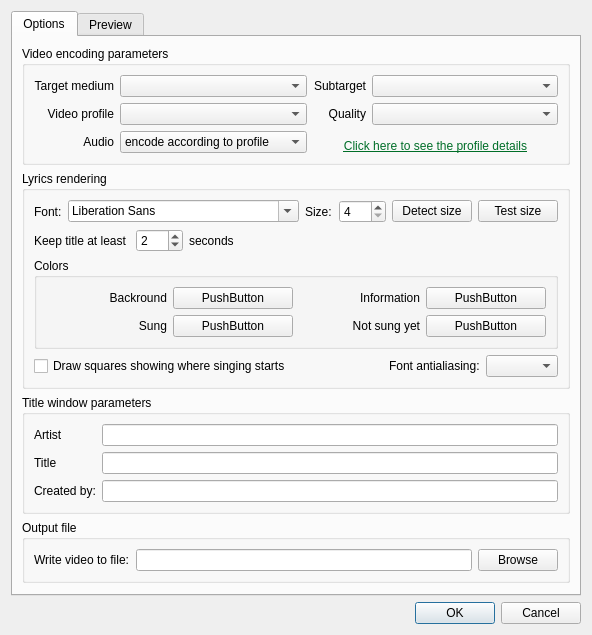
Above: src/dialog_export_params.ui from gyunaev/karlyriceditor before the change. Below: the same form after it.
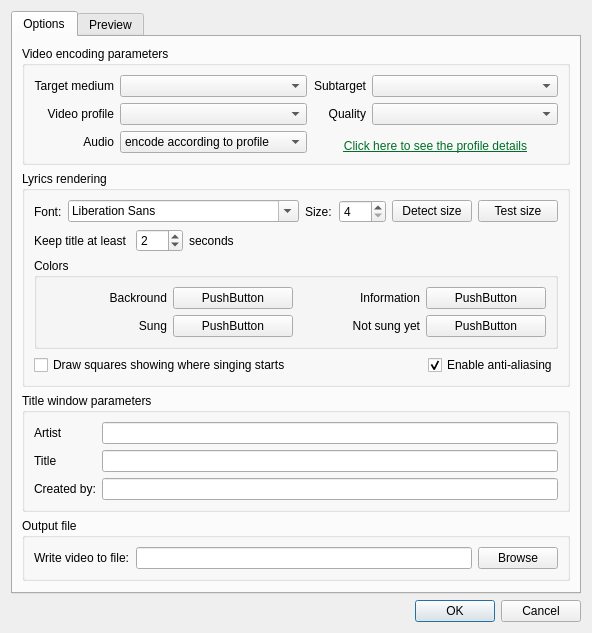
That is the form after the change. Custom widgets are drawn as their Qt base class.

Commit message: Fixed antialiased CD+G export, new colors would be added into the color tab until it is full.

```diff
--- a/src/dialog_export_params.ui
+++ b/src/dialog_export_params.ui
@@ -7,7 +7,7 @@
     <x>0</x>
     <y>0</y>
     <width>592</width>
-    <height>581</height>
+    <height>583</height>
    </rect>
   </property>
   <property name="windowTitle">
@@ -366,15 +366,15 @@
              </spacer>
             </item>
             <item>
-             <widget class="QLabel" name="label_9">
+             <widget class="QCheckBox" name="boxEnableAntialiasing">
               <property name="text">
-               <string>Font antialiasing:</string>
+               <string>Enable anti-aliasing</string>
+              </property>
+              <property name="checked">
+               <bool>true</bool>
               </property>
              </widget>
             </item>
-            <item>
-             <widget class="QComboBox" name="boxFontAntialiasing"/>
-            </item>
            </layout>
           </item>
          </layout>
```
The commit also changes 8 other files.
